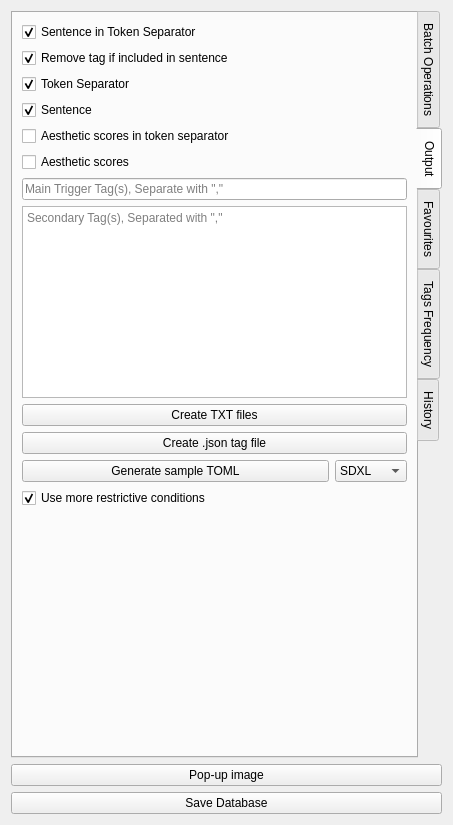
HaW-Tagger/HWtagger, file interfaces/databaseToolsBase.ui: the form before one commit.
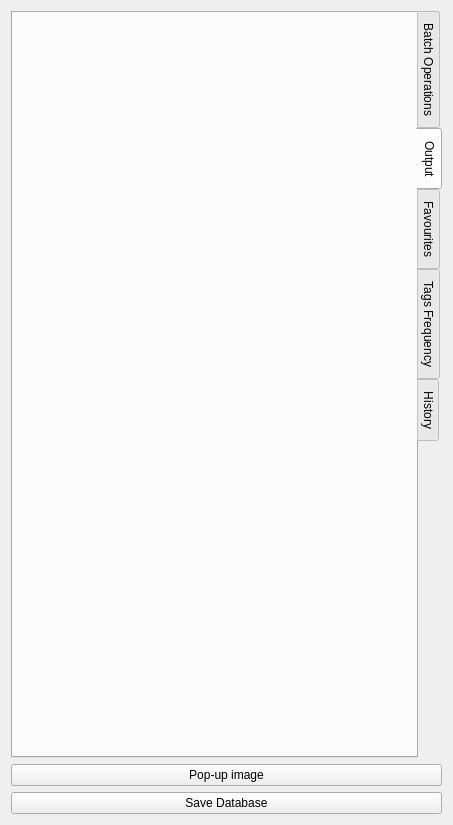
The form after the commit. The open tabs and pages were chosen to show the change. Custom widgets are drawn as their Qt base class.

Patch:
```diff
--- a/interfaces/databaseToolsBase.ui
+++ b/interfaces/databaseToolsBase.ui
@@ -281,230 +281,7 @@
       </attribute>
       <layout class="QVBoxLayout" name="verticalLayout">
        <item>
-        <widget class="QCheckBox" name="checkBox_sentence_separator">
-         <property name="toolTip">
-          <string>&lt;html&gt;&lt;head/&gt;&lt;body&gt;&lt;p&gt;Place sentence (caption) infront of the token separator.&lt;/p&gt;&lt;p&gt;Useful if you want natural language in the front of the tags&lt;/p&gt;&lt;/body&gt;&lt;/html&gt;</string>
-         </property>
-         <property name="text">
-          <string>Sentence in Token Separator</string>
-         </property>
-         <property name="checked">
-          <bool>true</bool>
-         </property>
-        </widget>
-       </item>
-       <item>
-        <widget class="QCheckBox" name="checkBox_remove_tags_in_sentence">
-         <property name="toolTip">
-          <string>&lt;html&gt;&lt;head/&gt;&lt;body&gt;&lt;p&gt;Enable this to remove tags that are included in the sentence. This is to reduce potential duplicates in both the caption and tags.&lt;br/&gt;Example: &lt;br/&gt;caption: &amp;quot;1girl sitting on a chair thinking and contemplating life&amp;quot;&lt;br/&gt;tag: &amp;quot;1girl, solo, chair, sitting, red hair, green eyes, blue shirt&amp;quot;&lt;br/&gt;--&amp;gt; &lt;/p&gt;&lt;p&gt;caption and a shorter tag list is exported: caption + &amp;quot;solo, red hair, green eyes, blue shirt&amp;quot;&lt;/p&gt;&lt;/body&gt;&lt;/html&gt;</string>
-         </property>
-         <property name="text">
-          <string>Remove tag if included in sentence</string>
-         </property>
-         <property name="checked">
-          <bool>true</bool>
-         </property>
-        </widget>
-       </item>
-       <item>
-        <widget class="QCheckBox" name="checkBox_use_separator">
-         <property name="minimumSize">
-          <size>
-           <width>50</width>
-           <height>0</height>
-          </size>
-         </property>
-         <property name="toolTip">
-          <string>&lt;html&gt;&lt;head/&gt;&lt;body&gt;&lt;p&gt;Use the token separator set in the setting. &lt;br/&gt;&lt;br/&gt;Useful for separating the trigger words (Kohya based trainers have a &amp;quot;use token separator&amp;quot; option). This allows you to have a variable length trigger word.&lt;br/&gt;&lt;br/&gt;if this is enabled, tags in the main and secondary are placed in front of the tags and the token separator is placed to separate it from the rest of the tag.&lt;br/&gt;&lt;/p&gt;&lt;p&gt;The tag order in main trigger tag(s) are unshuffled&lt;br/&gt;The tag order in secondary trigger tag(s) is shuffled&lt;br/&gt;The other tags are shuffled.&lt;br/&gt;&lt;br/&gt;Here's an example with &amp;quot;|||&amp;quot; as token separator, 1 main trigger word, and 3 secondary trigger word:  main_trigger tag, secondary_tag_3, secondary_tag_1, secondary_tag_2, |||, rest of the tags, ...&lt;/p&gt;&lt;/body&gt;&lt;/html&gt;</string>
-         </property>
-         <property name="text">
-          <string>Token Separator</string>
-         </property>
-         <property name="checked">
-          <bool>true</bool>
-         </property>
-        </widget>
-       </item>
-       <item>
-        <widget class="QCheckBox" name="checkBox_use_sentence">
-         <property name="toolTip">
-          <string>include any sentences/caption in the export.  If no captions were set, they're not added to the exported file(s)</string>
-         </property>
-         <property name="text">
-          <string>Sentence</string>
-         </property>
-         <property name="checked">
-          <bool>true</bool>
-         </property>
-        </widget>
-       </item>
-       <item>
-        <widget class="QCheckBox" name="checkBox_aesthetic_score_in_token_separator">
-         <property name="toolTip">
-          <string>Include the quality tags from the aesthetic scores and place them into the main trigger tag section.</string>
-         </property>
-         <property name="text">
-          <string>Aesthetic scores in token separator</string>
-         </property>
-        </widget>
-       </item>
-       <item>
-        <widget class="QCheckBox" name="checkBox_export_aesthetic_score">
-         <property name="toolTip">
-          <string>&lt;html&gt;&lt;head/&gt;&lt;body&gt;&lt;p&gt;Lookup what aesthetic score values map to any quality tags, then export the aesthetic/quality tag with the other tags.&lt;/p&gt;&lt;/body&gt;&lt;/html&gt;</string>
-         </property>
-         <property name="text">
-          <string>Aesthetic scores</string>
-         </property>
-         <property name="checked">
-          <bool>false</bool>
-         </property>
-        </widget>
-       </item>
-       <item>
-        <widget class="QLineEdit" name="lineEdit_main_trigger_tag">
-         <property name="minimumSize">
-          <size>
-           <width>50</width>
-           <height>0</height>
-          </size>
-         </property>
-         <property name="acceptDrops">
-          <bool>true</bool>
-         </property>
-         <property name="toolTip">
-          <string>&lt;html&gt;&lt;head/&gt;&lt;body&gt;&lt;p&gt;Tags in the main and secondary are placed in front of the other tags. Look at token separator if you want to use token separator with your exporting. You don't need token separator if the count of the trigger tags are constant.&lt;/p&gt;&lt;p&gt;You can add a * to a tag and it will add all variants to the selection. Example: hole* will add black hole, white hole, sinkhole, whole grain, ...&lt;/p&gt;&lt;p&gt;The tag order in main trigger tag(s) are unshuffled&lt;/p&gt;&lt;p&gt;The tag order in secondary trigger tag(s) is shuffled&lt;/p&gt;&lt;p&gt;The other tags are shuffled.&lt;/p&gt;&lt;p&gt;Here's an example with no token separator, 1 main trigger word, and 3 secondary trigger word: main_trigger tag, secondary_tag_3, secondary_tag_1, secondary_tag_2, rest of the tags, ...&lt;/p&gt;&lt;/body&gt;&lt;/html&gt;</string>
-         </property>
-         <property name="placeholderText">
-          <string>Main Trigger Tag(s), Separate with &quot;,&quot;</string>
-         </property>
-        </widget>
-       </item>
-       <item>
-        <widget class="QPlainTextEdit" name="plainTextEdit_secondary_trigger_tags">
-         <property name="sizePolicy">
-          <sizepolicy hsizetype="Preferred" vsizetype="Fixed">
-           <horstretch>0</horstretch>
-           <verstretch>0</verstretch>
-          </sizepolicy>
-         </property>
-         <property name="minimumSize">
-          <size>
-           <width>50</width>
-           <height>50</height>
-          </size>
-         </property>
-         <property name="toolTip">
-          <string>&lt;html&gt;&lt;head/&gt;&lt;body&gt;&lt;p&gt;Tags in the main and secondary are placed in front of the other tags. Look at token separator if you want to use token separator with your exporting. You don't need token separator if the count of the trigger tags are constant.&lt;/p&gt;&lt;p&gt;&lt;br/&gt;&lt;/p&gt;&lt;p&gt;You can add a * to a tag and it will add all variants to the selection. Example: hole* will add black hole, white hole, sinkhole, whole grain, ...&lt;/p&gt;&lt;p&gt;&lt;br/&gt;&lt;/p&gt;&lt;p&gt;The tag order in main trigger tag(s) are unshuffled&lt;/p&gt;&lt;p&gt;The tag order in secondary trigger tag(s) is shuffled&lt;/p&gt;&lt;p&gt;The other tags are shuffled.&lt;/p&gt;&lt;p&gt;&lt;br/&gt;&lt;/p&gt;&lt;p&gt;&lt;br/&gt;&lt;/p&gt;&lt;p&gt;Here's an example with no token separator, 1 main trigger word, and 3 secondary trigger word: main_trigger tag, secondary_tag_3, secondary_tag_1, secondary_tag_2, rest of the tags, ...&lt;/p&gt;&lt;/body&gt;&lt;/html&gt;</string>
-         </property>
-         <property name="sizeAdjustPolicy">
-          <enum>QAbstractScrollArea::AdjustIgnored</enum>
-         </property>
-         <property name="backgroundVisible">
-          <bool>false</bool>
-         </property>
-         <property name="placeholderText">
-          <string>Secondary Tag(s), Separated with &quot;,&quot;</string>
-         </property>
-        </widget>
-       </item>
-       <item>
-        <widget class="QPushButton" name="pushButton_txt_file">
-         <property name="sizePolicy">
-          <sizepolicy hsizetype="Minimum" vsizetype="Fixed">
-           <horstretch>0</horstretch>
-           <verstretch>0</verstretch>
-          </sizepolicy>
-         </property>
-         <property name="minimumSize">
-          <size>
-           <width>50</width>
-           <height>0</height>
-          </size>
-         </property>
-         <property name="toolTip">
-          <string>create a txt file containing the full tags, same as the first tab</string>
-         </property>
-         <property name="text">
-          <string>Create TXT files</string>
-         </property>
-        </widget>
-       </item>
-       <item>
-        <widget class="QPushButton" name="pushButton_json_tags_file">
-         <property name="toolTip">
-          <string>useful for checkpoints, makes a .json with the captions and tags. Exports like the meta_cap.json in Kohya.  You can run the meta_lat creator from Kohya directly on this exported json</string>
-         </property>
-         <property name="text">
-          <string>Create .json tag file</string>
-         </property>
-        </widget>
-       </item>
-       <item>
-        <layout class="QGridLayout" name="gridLayout_6">
-         <property name="bottomMargin">
-          <number>0</number>
-         </property>
-         <item row="0" column="0">
-          <widget class="QPushButton" name="pushButton_make_sample_toml">
-           <property name="sizePolicy">
-            <sizepolicy hsizetype="Expanding" vsizetype="Fixed">
-             <horstretch>0</horstretch>
-             <verstretch>0</verstretch>
-            </sizepolicy>
-           </property>
-           <property name="toolTip">
-            <string>&lt;html&gt;&lt;head/&gt;&lt;body&gt;&lt;p&gt;Click on this button to generate a toml that can be used by the trainer to generate the samples. It does some calculations to make a distribution weighted by the &amp;quot;complexity&amp;quot; of the image, and then it samples tags from some images until it fills the sample size (default is 10)&lt;/p&gt;&lt;/body&gt;&lt;/html&gt;</string>
-           </property>
-           <property name="text">
-            <string>Generate sample TOML</string>
-           </property>
-          </widget>
-         </item>
-         <item row="0" column="1">
-          <widget class="QComboBox" name="comboBox_toml_resolution">
-           <property name="sizePolicy">
-            <sizepolicy hsizetype="Minimum" vsizetype="Fixed">
-             <horstretch>0</horstretch>
-             <verstretch>0</verstretch>
-            </sizepolicy>
-           </property>
-           <property name="toolTip">
-            <string>&lt;html&gt;&lt;head/&gt;&lt;body&gt;&lt;p&gt;this defines the base output resolution in the toml (using buckets)&lt;/p&gt;&lt;p&gt;SDXL: (1024, 1024)&lt;/p&gt;&lt;p&gt;SD1.5: (768, 768)&lt;/p&gt;&lt;p&gt;SD1.0: (512, 512)&lt;/p&gt;&lt;p&gt;Custom Resolution: (modify in setting)&lt;/p&gt;&lt;/body&gt;&lt;/html&gt;</string>
-           </property>
-           <item>
-            <property name="text">
-             <string>SDXL</string>
-            </property>
-           </item>
-           <item>
-            <property name="text">
-             <string>SD1.5</string>
-            </property>
-           </item>
-           <item>
-            <property name="text">
-             <string>SD1.0</string>
-            </property>
-           </item>
-           <item>
-            <property name="text">
-             <string>Custom</string>
-            </property>
-           </item>
-          </widget>
-         </item>
-         <item row="1" column="0" colspan="2">
-          <widget class="QCheckBox" name="checkBox_restrictive_candidates">
-           <property name="text">
-            <string>Use more restrictive conditions</string>
-           </property>
-           <property name="checked">
-            <bool>true</bool>
-           </property>
-          </widget>
-         </item>
-        </layout>
+        <widget class="OutputWidget" name="widget_to_output" native="true"/>
        </item>
        <item>
         <spacer name="verticalSpacer">
@@ -647,6 +424,14 @@
    </item>
   </layout>
  </widget>
+ <customwidgets>
+  <customwidget>
+   <class>OutputWidget</class>
+   <extends>QWidget</extends>
+   <header location="global">CustomWidgets</header>
+   <container>1</container>
+  </customwidget>
+ </customwidgets>
  <resources/>
  <connections/>
 </ui>
```
Left out of the diff: 183 changed lines with no effect on the pictures.
